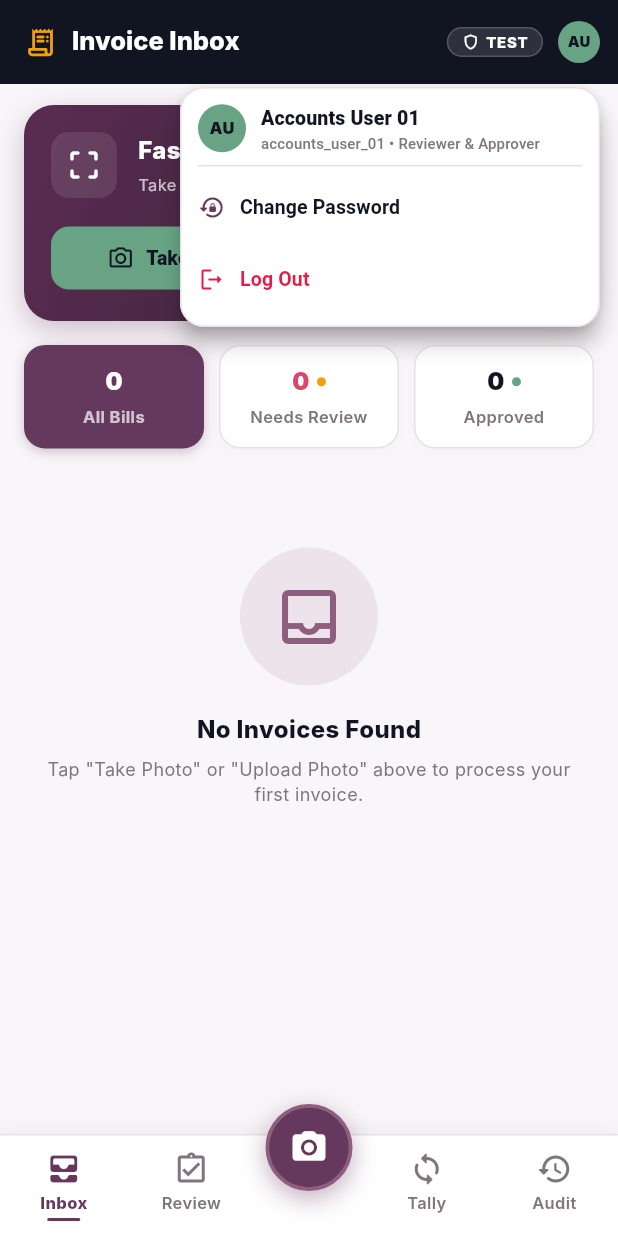
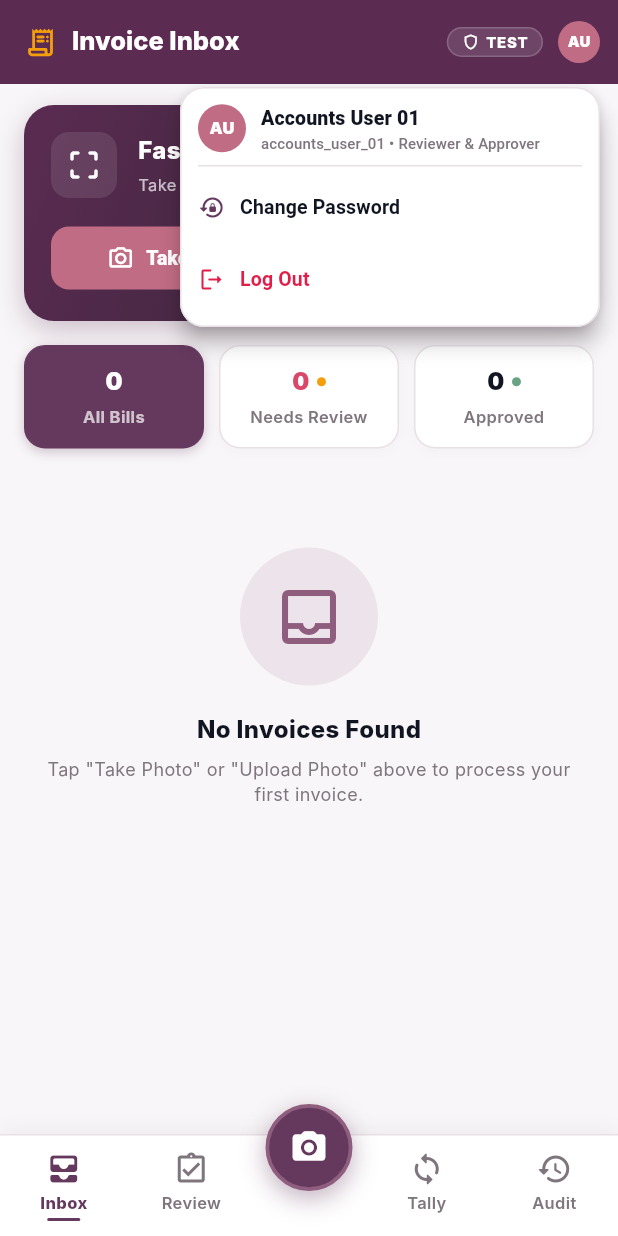
Before and after one commit to HariniMuhilan/Bill-To-Tally-Automation-Solution, a Flutter app: the screen it shows after launch, after a tap on "AU", on a phone screen of 412 x 824 dp. Run offline on Flutter 3.47's test engine with Material 3 defaults, Android fonts, the phone set to English and light mode, and no system bars; our stand-ins replace file_picker, open_filex, shared_preferences; missing offline and left inert: excel; accounts and stored records are empty; Roboto replaces fonts that are missing (Plus Jakarta Sans); project files that could hold a hidden picture were left out.

```diff
--- a/mobile_app/lib/screens/home_shell.dart
+++ b/mobile_app/lib/screens/home_shell.dart
@@ -218,7 +218,7 @@ class _HomeShellState extends State<HomeShell> {
     return Scaffold(
       backgroundColor: const Color(0xFFF8F6F8),
       appBar: AppBar(
-        backgroundColor: AppColors.inkNavy,
+        backgroundColor: const Color(0xFF5B2B52),
         foregroundColor: Colors.white,
         elevation: 0,
         title: Row(
@@ -288,12 +288,12 @@ class _HomeShellState extends State<HomeShell> {
                       Row(
                         children: [
                           CircleAvatar(
-                            backgroundColor: AppColors.softSage,
+                            backgroundColor: const Color(0xFFC06C84),
                             radius: 16,
                             child: Text(
                               widget.user.initials,
                               style: const TextStyle(
-                                color: AppColors.inkNavy,
+                                color: Colors.white,
                                 fontWeight: FontWeight.w900,
                                 fontSize: 11,
                               ),
@@ -369,12 +369,12 @@ class _HomeShellState extends State<HomeShell> {
                 ),
               ],
               child: CircleAvatar(
-                backgroundColor: AppColors.softSage,
+                backgroundColor: const Color(0xFFC06C84),
                 radius: 14,
                 child: Text(
                   widget.user.initials,
                   style: const TextStyle(
-                    color: AppColors.inkNavy,
+                    color: Colors.white,
                     fontWeight: FontWeight.w900,
                     fontSize: 10,
                   ),
--- a/mobile_app/lib/screens/inbox_screen.dart
+++ b/mobile_app/lib/screens/inbox_screen.dart
@@ -215,8 +215,8 @@ class InboxScreenState extends State<InboxScreen> {
                                   icon: const Icon(Icons.camera_alt_outlined, size: 18),
                                   label: const Text('Take Photo'),
                                   style: ElevatedButton.styleFrom(
-                                    backgroundColor: AppColors.softSage,
-                                    foregroundColor: AppColors.inkNavy,
+                                    backgroundColor: const Color(0xFFC06C84),
+                                    foregroundColor: Colors.white,
                                     padding: const EdgeInsets.symmetric(vertical: 12),
                                     elevation: 0,
                                     shape: RoundedRectangleBorder(borderRadius: BorderRadius.circular(12)),
--- a/mobile_app/lib/theme/app_theme.dart
+++ b/mobile_app/lib/theme/app_theme.dart
@@ -62,7 +62,7 @@ class AppTheme {
         error: AppColors.errorRed,
       ),
       appBarTheme: AppBarTheme(
-        backgroundColor: AppColors.inkNavy,
+        backgroundColor: const Color(0xFF5B2B52),
         foregroundColor: Colors.white,
         elevation: 0,
         centerTitle: false,
--- a/mobile_app/lib/widgets/laptop_mobile_frame.dart
+++ b/mobile_app/lib/widgets/laptop_mobile_frame.dart
@@ -19,7 +19,7 @@ class LaptopMobileFrame extends StatelessWidget {
 
         // On Laptop/Desktop screen, render mobile chassis preview
         return Scaffold(
-          backgroundColor: AppColors.inkNavy, // Ink Navy desktop backdrop
+          backgroundColor: const Color(0xFF1E121E), // Deep purple desktop backdrop
           body: Center(
             child: SingleChildScrollView(
               padding: const EdgeInsets.symmetric(vertical: 24, horizontal: 16),
--- a/mobile_app/pubspec.yaml
+++ b/mobile_app/pubspec.yaml
@@ -57,6 +57,9 @@ flutter:
   # the material Icons class.
   uses-material-design: true
 
+  assets:
+    - assets/images/
+
   # To add assets to your application, add an assets section, like this:
   # assets:
   #   - images/a_dot_burr.jpeg
```
Also changed, not shown: mobile_app/lib/screens/login_screen.dart (+6 -42 lines), mobile_app/lib/widgets/billbooks_logo.dart (added, +40 -0 lines), frontend/src/assets/billbooks_logo.svg (added), mobile_app/assets/images/billbooks_logo.png (added), mobile_app/assets/images/billbooks_logo.svg (added), mobile_app/assets/images/billbooks_logo_original.png (added), 2 other files.
